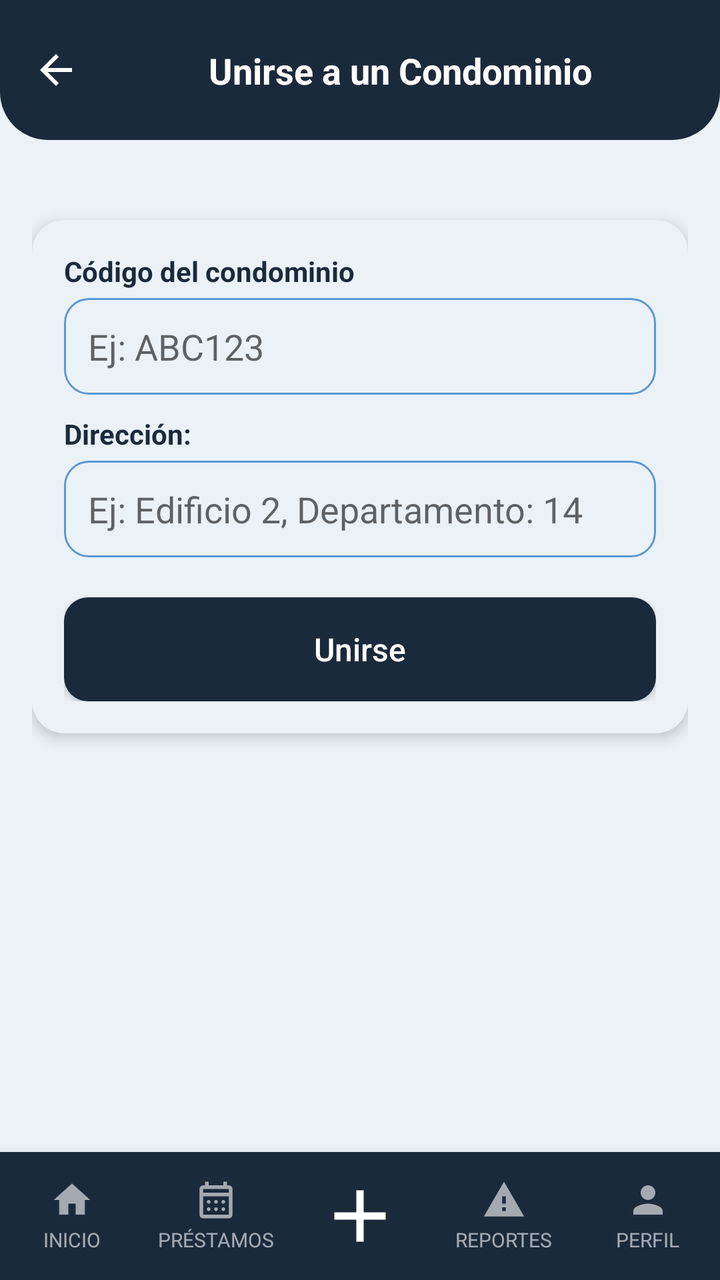
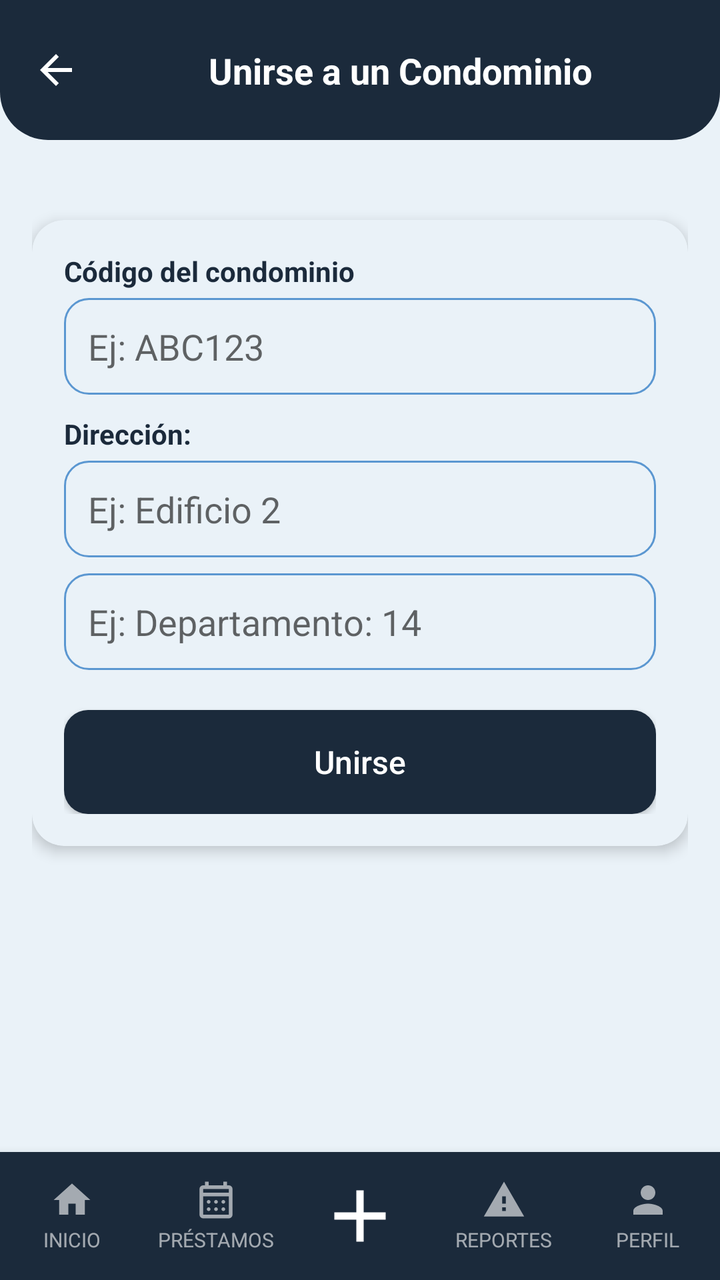

An Android layout rendered at two revisions. The XML below is the earlier revision; the diff shows what the commit changed to produce the second picture.
<!-- AndroidManifest.xml: application theme Theme.YipShare -->
<!-- res/layout/activity_ingreso_condominio.xml -->
<?xml version="1.0" encoding="utf-8"?>
<androidx.constraintlayout.widget.ConstraintLayout
    xmlns:android="http://schemas.android.com/apk/res/android"
    xmlns:app="http://schemas.android.com/apk/res-auto"
    android:id="@+id/main"
    android:layout_width="match_parent"
    android:layout_height="match_parent"
    android:background="@color/fondo_pantalla">


    <View
        android:id="@+id/bg_header"
        android:layout_width="0dp"
        android:layout_height="0dp"
        android:background="@drawable/bg_header"
        app:layout_constraintTop_toTopOf="parent"
        app:layout_constraintStart_toStartOf="parent"
        app:layout_constraintEnd_toEndOf="parent"
        app:layout_constraintBottom_toBottomOf="@id/guideline_header" />

    <androidx.constraintlayout.widget.Guideline
        android:id="@+id/guideline_header"
        android:layout_width="wrap_content"
        android:layout_height="wrap_content"
        android:orientation="horizontal"
        app:layout_constraintGuide_begin="70dp" />

    <ImageView
        android:id="@+id/btn_regresar"
        android:layout_width="24dp"
        android:layout_height="24dp"
        android:src="@drawable/ic_arrow_back"
        app:tint="@android:color/white"
        android:contentDescription="Regresar"
        android:clickable="true"
        android:focusable="true"
        android:background="?attr/selectableItemBackgroundBorderless"
        android:layout_marginStart="16dp"
        app:layout_constraintTop_toTopOf="@id/bg_header"
        app:layout_constraintBottom_toBottomOf="@id/bg_header"
        app:layout_constraintStart_toStartOf="parent" />

    <TextView
        android:id="@+id/tv_titulo_pantalla"
        android:layout_width="0dp"
        android:layout_height="wrap_content"
        android:text="Unirse a un Condominio"
        android:textAlignment="center"
        android:textColor="@android:color/white"
        android:textStyle="bold"
        android:textSize="18sp"
        android:gravity="center"
        app:layout_constraintTop_toTopOf="@id/bg_header"
        app:layout_constraintBottom_toBottomOf="@id/bg_header"
        app:layout_constraintStart_toEndOf="@id/btn_regresar"
        app:layout_constraintEnd_toEndOf="parent" />


    <ScrollView
        android:layout_width="0dp"
        android:layout_height="0dp"
        android:fillViewport="true"
        app:layout_constraintTop_toBottomOf="@id/guideline_header"
        app:layout_constraintStart_toStartOf="parent"
        app:layout_constraintEnd_toEndOf="parent"
        app:layout_constraintBottom_toTopOf="@id/bottom_nav">

        <androidx.constraintlayout.widget.ConstraintLayout
            android:layout_width="match_parent"
            android:layout_height="wrap_content"
            android:padding="16dp">

            
            <androidx.cardview.widget.CardView
                android:id="@+id/card_unirse"
                android:layout_width="0dp"
                android:layout_height="wrap_content"
                android:layout_marginTop="24dp"
                app:cardCornerRadius="16dp"
                app:cardElevation="4dp"
                app:cardBackgroundColor="@color/color_tarjeta"
                app:layout_constraintTop_toTopOf="parent"
                app:layout_constraintStart_toStartOf="parent"
                app:layout_constraintEnd_toEndOf="parent">

                <LinearLayout
                    android:layout_width="match_parent"
                    android:layout_height="wrap_content"
                    android:orientation="vertical"
                    android:padding="16dp">

                    <TextView
                        style="@style/TextTitle"
                        android:layout_width="wrap_content"
                        android:layout_height="wrap_content"
                        android:textSize="14sp"
                        android:text="Código del condominio" />

                    <EditText
                        android:id="@+id/et_codigo_condominio"
                        android:layout_width="match_parent"
                        android:layout_height="wrap_content"
                        android:layout_marginTop="4dp"
                        android:background="@drawable/bg_input"
                        android:padding="12dp"
                        android:inputType="textCapCharacters"
                        android:maxLines="1"
                        android:hint="Ej: ABC123" />

                    <TextView
                        android:id="@+id/tv_error_codigo"
                        android:layout_width="wrap_content"
                        android:layout_height="wrap_content"
                        android:layout_marginTop="6dp"
                        android:textColor="#D32F2F"
                        android:textSize="12sp"
                        android:text="Código inválido"
                        android:visibility="gone" />

                    <TextView
                        style="@style/TextTitle"
                        android:layout_width="wrap_content"
                        android:layout_height="wrap_content"
                        android:textSize="14sp"
                        android:layout_marginTop="10dp"
                        android:text="Dirección:" />

                    <EditText
                        android:id="@+id/et_direccion"
                        android:layout_width="match_parent"
                        android:layout_height="wrap_content"
                        android:layout_marginTop="4dp"
                        android:background="@drawable/bg_input"
                        android:padding="12dp"
                        android:inputType="textPostalAddress"
                        android:maxLines="1"
                        android:hint="Ej: Edificio 2, Departamento: 14" />


                    <Button
                        android:id="@+id/btn_unirse"
                        style="@style/ButtonPrimary"
                        android:layout_width="match_parent"
                        android:layout_height="52dp"
                        android:layout_marginTop="20dp"
                        android:text="Unirse" />

                </LinearLayout>

            </androidx.cardview.widget.CardView>

        </androidx.constraintlayout.widget.ConstraintLayout>

    </ScrollView>


    <LinearLayout
        android:id="@+id/bottom_nav"
        android:layout_width="0dp"
        android:layout_height="64dp"
        android:orientation="horizontal"
        android:weightSum="5"
        android:background="@color/azul_yipshare"
        android:elevation="8dp"
        app:layout_constraintBottom_toBottomOf="parent"
        app:layout_constraintStart_toStartOf="parent"
        app:layout_constraintEnd_toEndOf="parent">

        <LinearLayout
            android:id="@+id/nav_inicio"
            android:layout_width="0dp"
            android:layout_height="match_parent"
            android:layout_weight="1"
            android:orientation="vertical"
            android:gravity="center"
            android:clickable="true"
            android:focusable="true"
            android:background="?attr/selectableItemBackgroundBorderless">

            <ImageView
                android:layout_width="22dp"
                android:layout_height="22dp"
                android:src="@drawable/ic_house_princial"
                app:tint="#99FFFFFF"
                android:clickable="true"
                android:focusable="true"
                android:contentDescription="Inicio" />

            <TextView
                android:layout_width="wrap_content"
                android:layout_height="wrap_content"
                android:text="INICIO"
                android:textColor="#99FFFFFF"
                android:textSize="10sp"
                android:layout_marginTop="2dp" />
        </LinearLayout>

        <LinearLayout
            android:id="@+id/nav_prestamos"
            android:layout_width="0dp"
            android:layout_height="match_parent"
            android:layout_weight="1"
            android:orientation="vertical"
            android:gravity="center"
            android:clickable="true"
            android:focusable="true"
            android:background="?attr/selectableItemBackgroundBorderless">

            <ImageView
                android:layout_width="22dp"
                android:layout_height="22dp"
                android:src="@drawable/ic_calendar_month"
                app:tint="#99FFFFFF"

                android:contentDescription="Préstamos" />

            <TextView
                android:layout_width="wrap_content"
                android:layout_height="wrap_content"
                android:text="PRÉSTAMOS"
                android:textColor="#99FFFFFF"
                android:textSize="10sp"
                android:layout_marginTop="2dp" />
        </LinearLayout>

        <LinearLayout
            android:id="@+id/nav_agregar"
            android:layout_width="0dp"
            android:layout_height="match_parent"
            android:layout_weight="1"
            android:orientation="vertical"
            android:gravity="center"
            android:clickable="true"
            android:focusable="true"
            android:background="?attr/selectableItemBackgroundBorderless">

            <ImageView
                android:layout_width="44dp"
                android:layout_height="44dp"
                android:src="@drawable/ic_plus_icon"
                app:tint="@android:color/white"
                android:clickable="true"
                android:focusable="true"
                android:contentDescription="Agregar" />
        </LinearLayout>

        <LinearLayout
            android:id="@+id/nav_reportes"
            android:layout_width="0dp"
            android:layout_height="match_parent"
            android:layout_weight="1"
            android:orientation="vertical"
            android:gravity="center"
            android:clickable="true"
            android:focusable="true"
            android:background="?attr/selectableItemBackgroundBorderless">

            <ImageView
                android:layout_width="22dp"
                android:layout_height="22dp"
                android:src="@drawable/ic_warning"
                app:tint="#99FFFFFF"
                android:contentDescription="Reportes" />

            <TextView
                android:layout_width="wrap_content"
                android:layout_height="wrap_content"
                android:text="REPORTES"
                android:textColor="#99FFFFFF"
                android:textSize="10sp"
                android:layout_marginTop="2dp" />
        </LinearLayout>

        <LinearLayout
            android:id="@+id/nav_perfil"
            android:layout_width="0dp"
            android:layout_height="match_parent"
            android:layout_weight="1"
            android:orientation="vertical"
            android:gravity="center"
            android:clickable="true"
            android:focusable="true"
            android:background="?attr/selectableItemBackgroundBorderless">

            <ImageView
                android:layout_width="22dp"
                android:layout_height="22dp"
                android:src="@drawable/ic_person"
                app:tint="#99FFFFFF"
                android:contentDescription="Perfil" />

            <TextView
                android:layout_width="wrap_content"
                android:layout_height="wrap_content"
                android:text="PERFIL"
                android:textColor="#99FFFFFF"
                android:textSize="10sp"
                android:layout_marginTop="2dp" />
        </LinearLayout>

    </LinearLayout>

</androidx.constraintlayout.widget.ConstraintLayout>
<!-- resources referenced by this layout -->
<resources>
  <color name="azul_yipshare">#1B2A3B</color>
  <color name="color_tarjeta">#EAF2F8</color>
  <color name="fondo_pantalla">#EAF2F8</color>
  <!-- drawable bg_header (drawable) -->
  <?xml version="1.0" encoding="utf-8"?>
  <shape xmlns:android="http://schemas.android.com/apk/res/android"
      android:shape="rectangle">
      <solid android:color="@color/azul_yipshare" />
      <corners
          android:bottomLeftRadius="24dp"
          android:bottomRightRadius="24dp" />
  </shape>
  <!-- drawable ic_arrow_back (drawable) -->
  <vector xmlns:android="http://schemas.android.com/apk/res/android"
      android:width="24dp"
      android:height="24dp"
      android:viewportWidth="24"
      android:viewportHeight="24"
      android:tint="?attr/colorControlNormal">
      <path
          android:fillColor="@android:color/white"
          android:pathData="M20,11H7.83l5.59,-5.59L12,4l-8,8 8,8 1.41,-1.41L7.83,13H20v-2z"/>
  </vector>
  <!-- drawable ic_house_princial (drawable) -->
  <vector xmlns:android="http://schemas.android.com/apk/res/android"
      android:width="24dp"
      android:height="24dp"
      android:viewportWidth="24"
      android:viewportHeight="24">
      <path
          android:fillColor="@android:color/white"
          android:pathData="M10,20v-6h4v6h5v-8h3L12,3 2,12h3v8z"/>
  </vector>
  <!-- drawable ic_person (drawable) -->
  <vector xmlns:android="http://schemas.android.com/apk/res/android"
      android:width="24dp"
      android:height="24dp"
      android:viewportWidth="24"
      android:viewportHeight="24">
      <path
          android:fillColor="@android:color/white"
          android:pathData="M12,12c2.21,0 4,-1.79 4,-4s-1.79,-4 -4,-4 -4,1.79 -4,4 1.79,4 4,4zM12,14c-2.67,0 -8,1.34 -8,4v2h16v-2c0,-2.66 -5.33,-4 -8,-4z"/>
  </vector>
  <!-- drawable ic_plus_icon (drawable) -->
  <vector xmlns:android="http://schemas.android.com/apk/res/android"
      android:width="24dp"
      android:height="24dp"
      android:viewportWidth="960"
      android:viewportHeight="960">
      <path
          android:fillColor="@android:color/white"
          android:pathData="M440,520L200,520L200,440L440,440L440,200L520,200L520,440L760,440L760,520L520,520L520,760L440,760L440,520Z"/>
  </vector>
  <!-- drawable ic_warning (drawable) -->
  <vector xmlns:android="http://schemas.android.com/apk/res/android"
      android:width="24dp"
      android:height="24dp"
      android:viewportWidth="24"
      android:viewportHeight="24">
      <path
          android:fillColor="@android:color/white"
          android:pathData="M1,21h22L12,2 1,21zM13,18h-2v-2h2v2zM13,14h-2v-4h2v4z"/>
  </vector>
  <style name="ButtonPrimary">
          <item name="android:layout_width">match_parent</item>
          <item name="android:layout_height">52dp</item>
          <item name="android:background">@drawable/bg_button_primary</item>
          <item name="android:textColor">#FFFFFF</item>
          <item name="android:textSize">16sp</item>
          <item name="android:textAllCaps">false</item>
      </style>
  <style name="TextTitle">
          <item name="android:textColor">@color/azul_yipshare</item>
          <item name="android:textSize">18sp</item>
          <item name="android:textStyle">bold</item>
      </style>
  <style name="Theme.YipShare" parent="Theme.AppCompat.DayNight.NoActionBar">
          <item name="android:windowBackground">@color/fondo_pantalla</item>
      </style>
  <color name="input_fondo">#EAF2F8</color>
  <color name="input_stroke">#5B97D1</color>
  <!-- drawable bg_button_primary (drawable) -->
  <?xml version="1.0" encoding="utf-8"?>
  <shape xmlns:android="http://schemas.android.com/apk/res/android"
      android:shape="rectangle">
      <solid android:color="@color/azul_yipshare" />
      <corners android:radius="12dp" />
  </shape>
  <!-- unchanged entries left out for length: 2 -->
</resources>

<!-- the commit's change to res/layout/activity_ingreso_condominio.xml (unified diff, before → after) -->
@@ -126,7 +126,7 @@
                         android:text="Dirección:" />
 
                     <EditText
-                        android:id="@+id/et_direccion"
+                        android:id="@+id/et_direccion_edificio"
                         android:layout_width="match_parent"
                         android:layout_height="wrap_content"
                         android:layout_marginTop="4dp"
@@ -134,8 +134,17 @@
                         android:padding="12dp"
                         android:inputType="textPostalAddress"
                         android:maxLines="1"
-                        android:hint="Ej: Edificio 2, Departamento: 14" />
-
+                        android:hint="Ej: Edificio 2" />
+                    <EditText
+                        android:id="@+id/et_direccion_departamento"
+                        android:layout_width="match_parent"
+                        android:layout_height="wrap_content"
+                        android:layout_marginTop="8dp"
+                        android:background="@drawable/bg_input"
+                        android:padding="12dp"
+                        android:inputType="textPostalAddress"
+                        android:maxLines="1"
+                        android:hint="Ej: Departamento: 14" />
 
                     <Button
                         android:id="@+id/btn_unirse"
